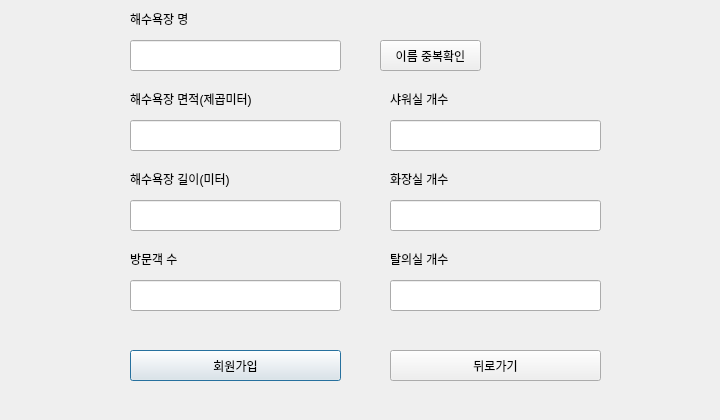
Before: the Qt Designer form server/beach_add.ui in a-bnb/travel, drawn with Qt 5.
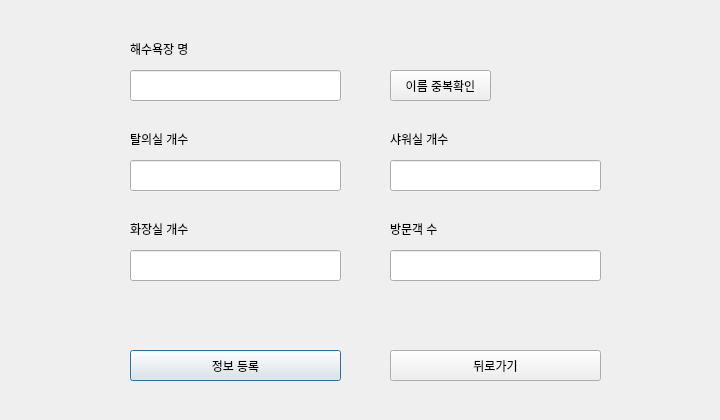
After: the same form once the commit is applied.

Diff of the .ui file:
```diff
--- a/server/beach_add.ui
+++ b/server/beach_add.ui
@@ -17,7 +17,7 @@
    <property name="geometry">
     <rect>
      <x>390</x>
-     <y>120</y>
+     <y>160</y>
      <width>211</width>
      <height>31</height>
     </rect>
@@ -27,7 +27,7 @@
    <property name="geometry">
     <rect>
      <x>390</x>
-     <y>90</y>
+     <y>130</y>
      <width>101</width>
      <height>17</height>
     </rect>
@@ -39,41 +39,18 @@
   <widget class="QLineEdit" name="visitor_text">
    <property name="geometry">
     <rect>
-     <x>130</x>
-     <y>280</y>
+     <x>390</x>
+     <y>250</y>
      <width>211</width>
      <height>31</height>
     </rect>
    </property>
   </widget>
-  <widget class="QLabel" name="label_3">
-   <property name="geometry">
-    <rect>
-     <x>130</x>
-     <y>170</y>
-     <width>161</width>
-     <height>17</height>
-    </rect>
-   </property>
-   <property name="text">
-    <string>해수욕장 길이(미터)</string>
-   </property>
-  </widget>
   <widget class="QLineEdit" name="name_text">
    <property name="geometry">
     <rect>
      <x>130</x>
-     <y>40</y>
-     <width>211</width>
-     <height>31</height>
-    </rect>
-   </property>
-  </widget>
-  <widget class="QLineEdit" name="len_text">
-   <property name="geometry">
-    <rect>
-     <x>130</x>
-     <y>200</y>
+     <y>70</y>
      <width>211</width>
      <height>31</height>
     </rect>
@@ -89,7 +66,7 @@
     </rect>
    </property>
    <property name="text">
-    <string>회원가입</string>
+    <string>정보 등록</string>
    </property>
   </widget>
   <widget class="QPushButton" name="exit_btn">
@@ -105,21 +82,11 @@
     <string>뒤로가기</string>
    </property>
   </widget>
-  <widget class="QLineEdit" name="area_text">
-   <property name="geometry">
-    <rect>
-     <x>130</x>
-     <y>120</y>
-     <width>211</width>
-     <height>31</height>
-    </rect>
-   </property>
-  </widget>
   <widget class="QPushButton" name="check_btn">
    <property name="geometry">
     <rect>
-     <x>380</x>
-     <y>40</y>
+     <x>390</x>
+     <y>70</y>
      <width>101</width>
      <height>31</height>
     </rect>
@@ -131,8 +98,8 @@
   <widget class="QLabel" name="label_4">
    <property name="geometry">
     <rect>
-     <x>130</x>
-     <y>250</y>
+     <x>390</x>
+     <y>220</y>
      <width>67</width>
      <height>17</height>
     </rect>
@@ -141,24 +108,11 @@
     <string>방문객 수</string>
    </property>
   </widget>
-  <widget class="QLabel" name="label_2">
-   <property name="geometry">
-    <rect>
-     <x>130</x>
-     <y>90</y>
-     <width>181</width>
-     <height>17</height>
-    </rect>
-   </property>
-   <property name="text">
-    <string>해수욕장 면적(제곱미터)</string>
-   </property>
-  </widget>
   <widget class="QLabel" name="label_6">
    <property name="geometry">
     <rect>
-     <x>390</x>
-     <y>250</y>
+     <x>130</x>
+     <y>130</y>
      <width>81</width>
      <height>17</height>
     </rect>
@@ -170,8 +124,8 @@
   <widget class="QLineEdit" name="dress_text">
    <property name="geometry">
     <rect>
-     <x>390</x>
-     <y>280</y>
+     <x>130</x>
+     <y>160</y>
      <width>211</width>
      <height>31</height>
     </rect>
@@ -180,8 +134,8 @@
   <widget class="QLineEdit" name="toilet_text">
    <property name="geometry">
     <rect>
-     <x>390</x>
-     <y>200</y>
+     <x>130</x>
+     <y>250</y>
      <width>211</width>
      <height>31</height>
     </rect>
@@ -191,7 +145,7 @@
    <property name="geometry">
     <rect>
      <x>130</x>
-     <y>10</y>
+     <y>40</y>
      <width>81</width>
      <height>17</height>
     </rect>
@@ -203,8 +157,8 @@
   <widget class="QLabel" name="label_7">
    <property name="geometry">
     <rect>
-     <x>390</x>
-     <y>170</y>
+     <x>130</x>
+     <y>220</y>
      <width>111</width>
      <height>17</height>
     </rect>
```
